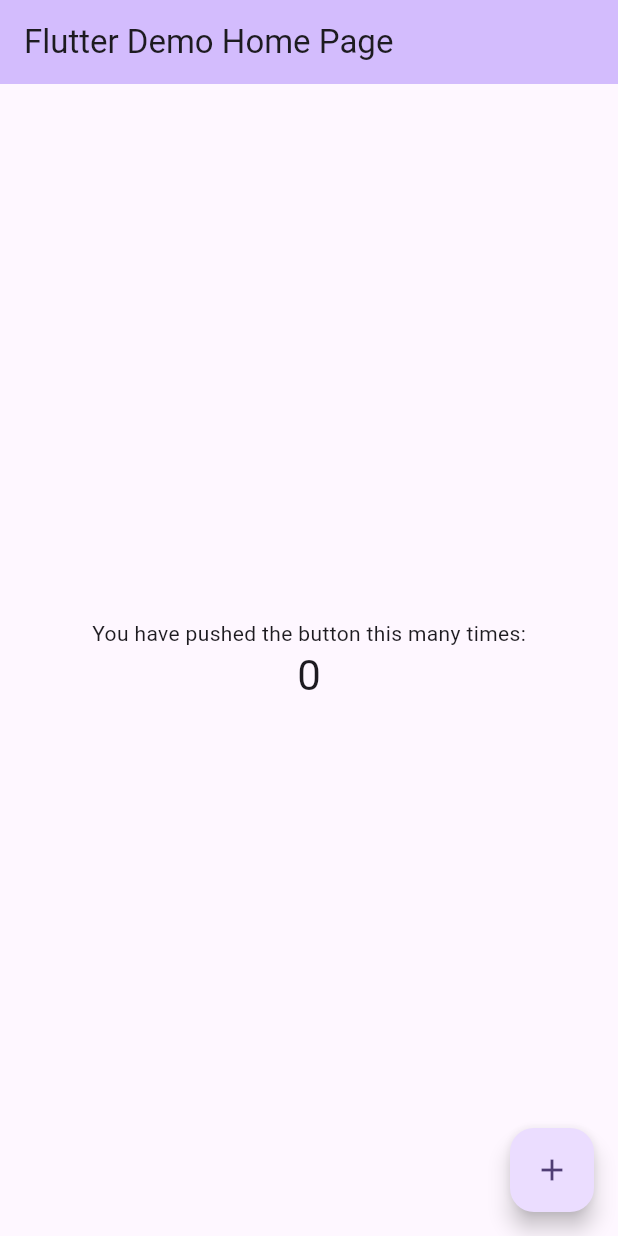
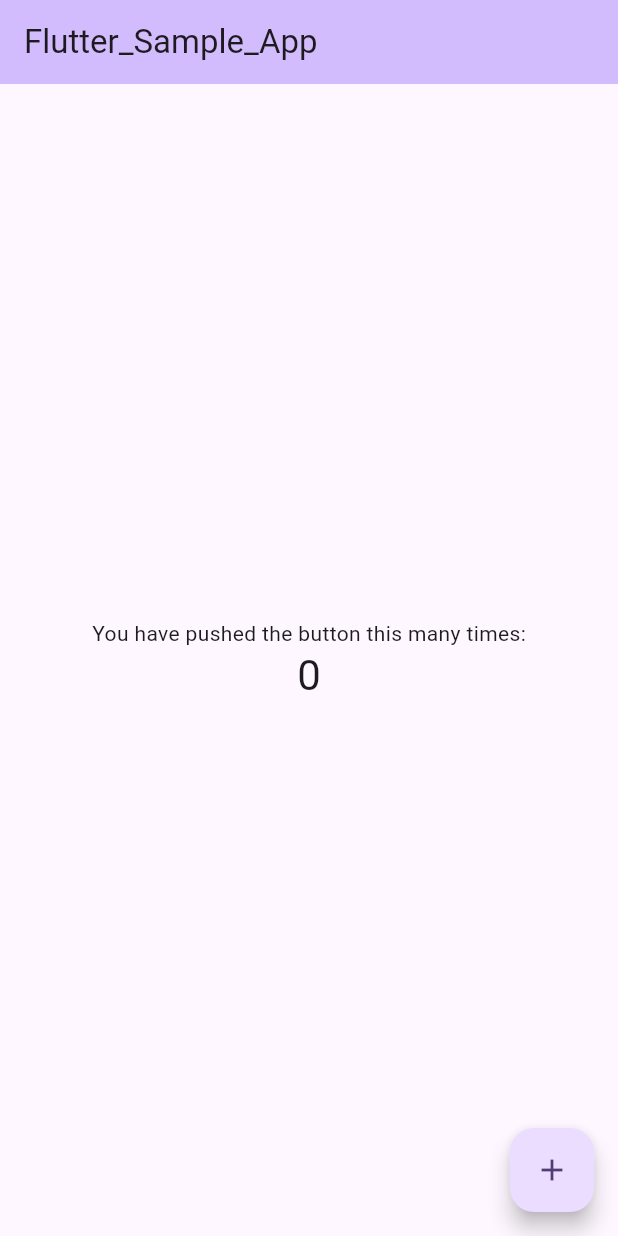
Before and after one commit to hide0621/flutter_sample_app, a Flutter app: the screen it shows after launch, on a phone screen of 412 x 824 dp. Run offline on Flutter 3.47's test engine with Material 3 defaults, Android fonts, the phone set to English and light mode, and no system bars.

Commit message:
メインページのタイトル（ヘッダー部分）の変更をした

```diff
--- a/lib/main.dart
+++ b/lib/main.dart
@@ -43,7 +43,7 @@ class _MyHomePageState extends State<MyHomePage> {
     return Scaffold(
       appBar: AppBar(
         backgroundColor: Theme.of(context).colorScheme.inversePrimary,
-        title: Text(widget.title),
+        title: const Text('Flutter_Sample_App'),
       ),
       body: Center(
         child: Column(
```
